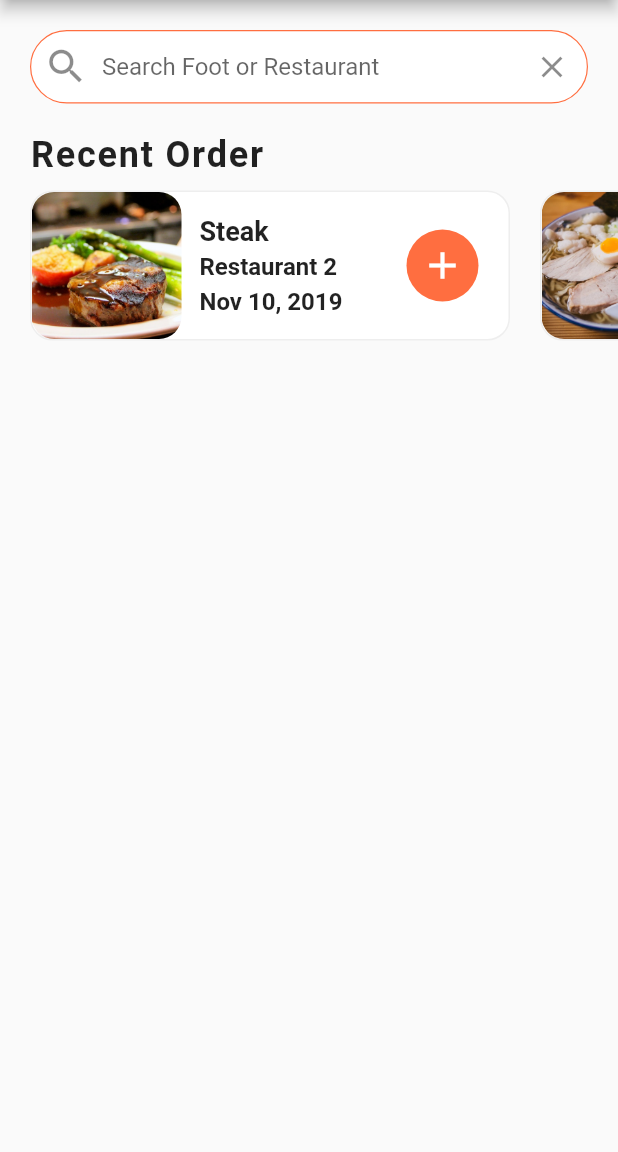
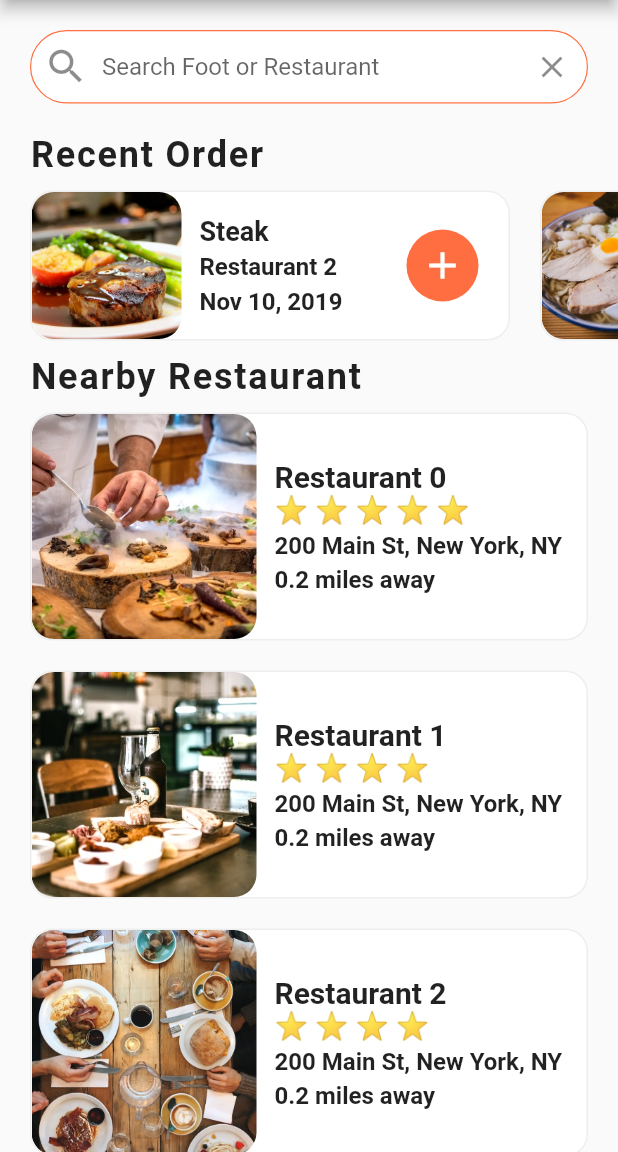
Before and after one commit to RadiRS/flutter-ui, a Flutter app: the screen it shows after launch, on a phone screen of 412 x 824 dp, the part 84-1236 px from its top. Run offline on Flutter 3.47's test engine with Material 2 defaults, Android fonts, the phone set to English and light mode, and no system bars.

Commit message:
Added nearby_restaurant section at home screen

```diff
--- a/lib/screens/home.screen.dart
+++ b/lib/screens/home.screen.dart
@@ -1,5 +1,7 @@
 import 'package:flutter/material.dart';
 import 'package:flutter_ui/data/data.dart';
+import 'package:flutter_ui/models/restaurant.dart';
+import 'package:flutter_ui/widgets/rating_stars.dart';
 import 'package:flutter_ui/widgets/recents_orders.dart';
 
 class HomeScreen extends StatefulWidget {
@@ -35,6 +37,7 @@ class _HomeScreenState extends State<HomeScreen> {
         ],
       ),
       body: ListView(
+        physics: BouncingScrollPhysics(),
         children: [
           Padding(
             padding: const EdgeInsets.all(20.0),
@@ -67,8 +70,101 @@ class _HomeScreenState extends State<HomeScreen> {
             ),
           ),
           RecentOrders(),
+          Column(
+            crossAxisAlignment: CrossAxisAlignment.start,
+            children: [
+              Padding(
+                padding: const EdgeInsets.symmetric(horizontal: 20.0),
+                child: Text(
+                  'Nearby Restaurant',
+                  style: TextStyle(
+                    fontSize: 24.0,
+                    fontWeight: FontWeight.w600,
+                    letterSpacing: 1.2,
+                  ),
+                ),
+              ),
+              _buildRestaurants()
+            ],
+          )
         ],
       ),
     );
   }
+
+  _buildRestaurants() {
+    List<Widget> restaurantList = [];
+
+    restaurants.forEach((Restaurant item) {
+      restaurantList.add(
+        Container(
+          margin: const EdgeInsets.symmetric(
+            horizontal: 20.0,
+            vertical: 10.0,
+          ),
+          decoration: BoxDecoration(
+            color: Colors.white,
+            borderRadius: BorderRadius.circular(15.0),
+            border: Border.all(
+              width: 1.0,
+              color: Colors.grey[200]!,
+            ),
+          ),
+          child: Row(
+            children: [
+              ClipRRect(
+                borderRadius: BorderRadius.circular(15.0),
+                child: Image(
+                  height: 150.0,
+                  width: 150.0,
+                  fit: BoxFit.cover,
+                  image: AssetImage(item.imageUrl),
+                ),
+              ),
+              Expanded(
+                child: Container(
+                  margin: const EdgeInsets.all(12.0),
+                  child: Column(
+                    mainAxisAlignment: MainAxisAlignment.center,
+                    crossAxisAlignment: CrossAxisAlignment.start,
+                    children: [
+                      Text(
+                        item.name,
+                        overflow: TextOverflow.ellipsis,
+                        style: TextStyle(
+                          fontSize: 20.0,
+                          fontWeight: FontWeight.bold,
+                        ),
+                      ),
+                      RatingStars(rating: item.rating),
+                      SizedBox(height: 4.0),
+                      Text(
+                        item.address,
+                        overflow: TextOverflow.ellipsis,
+                        style: TextStyle(
+                          fontSize: 16.0,
+                          fontWeight: FontWeight.w600,
+                        ),
+                      ),
+                      SizedBox(height: 4.0),
+                      Text(
+                        '0.2 miles away',
+                        overflow: TextOverflow.ellipsis,
+                        style: TextStyle(
+                          fontSize: 16.0,
+                          fontWeight: FontWeight.w600,
+                        ),
+                      ),
+                    ],
+                  ),
+                ),
+              ),
+            ],
+          ),
+        ),
+      );
+    });
+
+    return Column(children: restaurantList);
+  }
 }
--- /dev/null
+++ b/lib/widgets/rating_stars.dart
@@ -0,0 +1,28 @@
+import 'package:flutter/material.dart';
+
+class RatingStars extends StatelessWidget {
+  final int rating;
+
+  const RatingStars({
+    Key? key,
+    required this.rating,
+  }) : super(key: key);
+
+  @override
+  Widget build(BuildContext context) {
+    String stars = '';
+
+    for (int i = 0; i < rating; i++) {
+      stars += '⭐ ';
+    }
+
+    stars.trim();
+
+    return Container(
+      child: Text(
+        stars,
+        style: TextStyle(fontSize: 18.0),
+      ),
+    );
+  }
+}
```
